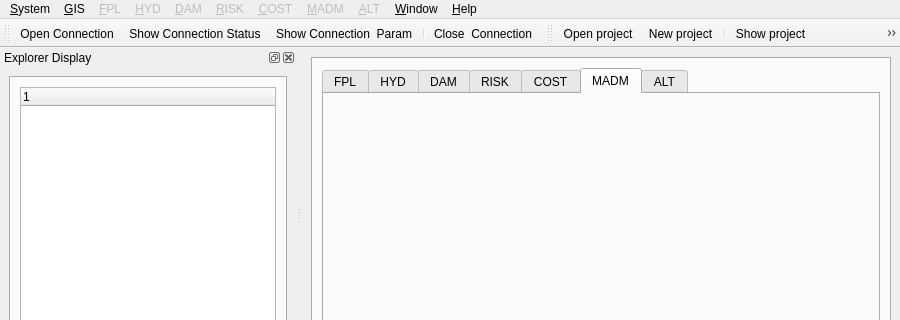
The window that source_code/Main_Wid.ui (dabachma/ProMaIDes_src) describes before a commit, drawn with Qt 5; both pictures show x 0 to 900 and y 0 to 320 of the 900 by 682 pixel window.
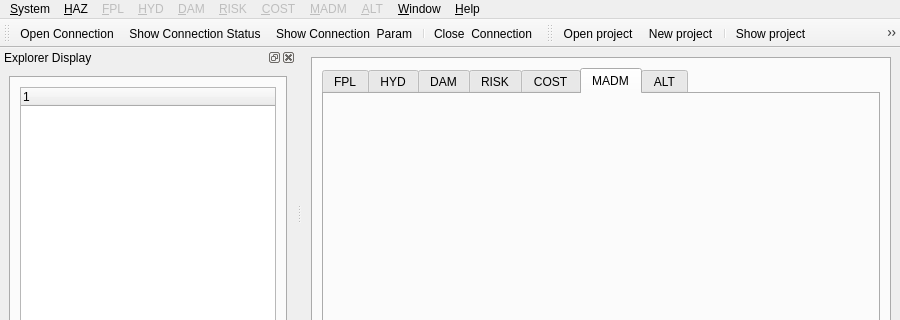
The same window after the commit. Icons and pictures are not drawn. Custom widgets are drawn as their Qt base class.

Commit message: change in HYDriver maximum output

```diff
--- a/source_code/Main_Wid.ui
+++ b/source_code/Main_Wid.ui
@@ -686,9 +686,9 @@
     <addaction name="separator"/>
     <addaction name="menu_alt_ommon"/>
    </widget>
-   <widget class="QMenu" name="menu_GIS">
+   <widget class="QMenu" name="menu_HAZ">
     <property name="title">
-     <string>&amp;GIS</string>
+     <string>&amp;HAZ</string>
     </property>
    </widget>
    <widget class="QMenu" name="menu_window">
@@ -745,7 +745,7 @@
     <addaction name="menu_cost_common"/>
    </widget>
    <addaction name="menu_System"/>
-   <addaction name="menu_GIS"/>
+   <addaction name="menu_HAZ"/>
    <addaction name="menu_FPL_system"/>
    <addaction name="menu_HYD_system"/>
    <addaction name="menu_DAM_system"/>
```
The commit also changes 2 other files.
